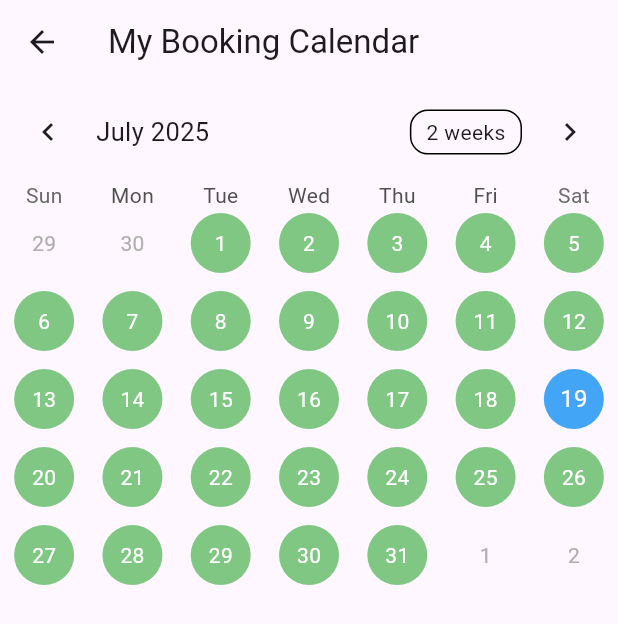
After one commit to JobkWasswa/recess_group4_homeconnect_app, a Flutter app: the ServiceProviderDashboardScreen screen opened by its route, after a tap on "View Calendar", on a phone screen of 412 x 824 dp. The commit adds this screen. Shown: the top 624 px of the screen. Run offline on Flutter 3.47's test engine with Material 3 defaults, Android fonts, the phone set to English and light mode, and no system bars; drawn by our look-alikes of table_calendar; our stand-ins replace cloud_firestore, cloud_functions, firebase_analytics, firebase_auth, firebase_core, firebase_messaging and 7 more; accounts and stored records are empty.

Commit message:
service proviser can view calendar

```diff
--- a/lib/presentation/service_provider/pages/service_provider_dashboard_screen.dart
+++ b/lib/presentation/service_provider/pages/service_provider_dashboard_screen.dart
@@ -5,6 +5,8 @@ import 'package:cloud_firestore/cloud_firestore.dart';
 import 'package:homeconnect/presentation/service_provider/pages/service_provider_savedprofile.dart';
 import 'package:firebase_messaging/firebase_messaging.dart';
 import 'package:homeconnect/presentation/service_provider/pages/view_job_request.dart';
+import 'package:homeconnect/presentation/service_provider/pages/service_provider_view_calendar.dart';
+import 'package:homeconnect/data/models/service_provider_modal.dart';
 
 class ServiceProviderDashboardScreen extends StatefulWidget {
   const ServiceProviderDashboardScreen({super.key});
@@ -16,7 +18,7 @@ class ServiceProviderDashboardScreen extends StatefulWidget {
 
 class _ServiceProviderDashboardScreenState
     extends State<ServiceProviderDashboardScreen> {
-  String providerName = '';
+  ServiceProviderModel? provider;
   bool isLoading = true;
 
   @override
@@ -46,70 +48,45 @@ class _ServiceProviderDashboardScreenState
     try {
       final user = FirebaseAuth.instance.currentUser;
       if (user == null) {
-        // If no user is logged in, default to 'Provider' and stop loading
         setState(() {
-          providerName = 'Provider';
           isLoading = false;
         });
         return;
       }
 
-      String formatNameFromEmail(String email) {
-        final namePart = email.split('@').first;
-        return namePart
-            .replaceAll('.', ' ')
-            .split(' ')
-            .map(
-              (word) =>
-                  word.isNotEmpty
-                      ? '${word[0].toUpperCase()}${word.substring(1)}'
-                      : '',
-            )
-            .join(' ');
-      }
-
-      // Attempt to fetch provider data from Firestore
       final doc =
           await FirebaseFirestore.instance
               .collection('service_providers')
               .doc(user.uid)
               .get();
 
-      String? emailFromFirestore = doc.data()?['email']?.toString();
-      String? nameFromFirestore =
-          doc
-              .data()?['fullName']
-              ?.toString(); // Assuming you store a 'fullName' field
-
-      if (nameFromFirestore != null && nameFromFirestore.isNotEmpty) {
-        // Use the 'fullName' from Firestore if available
+      if (!doc.exists) {
         setState(() {
-          providerName = nameFromFirestore;
           isLoading = false;
         });
-      } else if (emailFromFirestore != null && emailFromFirestore.isNotEmpty) {
-        // If 'fullName' is not available, try to format from the email stored in Firestore
-        setState(() {
-          providerName = formatNameFromEmail(emailFromFirestore);
-          isLoading = false;
-        });
-      } else if (user.email != null) {
-        // Fallback to formatting from the authenticated user's email
-        setState(() {
-          providerName = formatNameFromEmail(user.email!);
-          isLoading = false;
-        });
-      } else {
-        // Last resort: default to 'Provider'
-        setState(() {
-          providerName = 'Provider';
-          isLoading = false;
-        });
+        return;
       }
+
+      final data = doc.data()!;
+      final model = ServiceProviderModel(
+        id: doc.id,
+        name: data['fullName'] ?? '',
+        profilePhoto: data['profilePhoto'],
+        categories: List<String>.from(data['categories'] ?? []),
+        rating: (data['rating'] as num?)?.toDouble() ?? 0.0,
+        reviewCount: data['reviewCount'] ?? 0,
+        distanceKm: (data['distanceKm'] as num?)?.toDouble(),
+        score: (data['score'] as num?)?.toDouble() ?? 0.0,
+        completedJobs: (data['completedJobs'] as int?) ?? 0,
+      );
+
+      setState(() {
+        provider = model;
+        isLoading = false;
+      });
     } catch (e) {
-      print('Error fetching provider name: $e');
+      print('Error fetching provider data: $e');
       setState(() {
-        providerName = 'Provider'; // Fallback in case of any error
         isLoading = false;
       });
     }
@@ -346,7 +323,7 @@ class _ServiceProviderDashboardScreenState
                       style: TextStyle(color: Colors.purple[100], fontSize: 14),
                     ),
                     Text(
-                      providerName,
+                      provider?.name ?? 'Provider',
                       style: const TextStyle(
                         color: Colors.white,
                         fontSize: 20,
@@ -869,10 +846,18 @@ class _ServiceProviderDashboardScreenState
           _buildManagementCard(
             context: context,
             icon: Icons.calendar_month,
-            title: 'Set Calendar',
+            title: 'View Calendar',
             subtitle: 'Manage your working hours and days off.',
             onTap: () {
-              print('good');
+              Navigator.push(
+                context,
+                MaterialPageRoute(
+                  builder:
+                      (context) => ServiceProviderViewCalendarScreen(
+                        provider: provider!,
+                      ),
+                ),
+              );
             },
             colors: const [Color(0xFF22C55E), Color(0xFF16A34A)], // Green
           ),
--- /dev/null
+++ b/lib/presentation/service_provider/pages/service_provider_view_calendar.dart
@@ -0,0 +1,115 @@
+import 'package:flutter/material.dart';
+import 'package:cloud_firestore/cloud_firestore.dart';
+import 'package:table_calendar/table_calendar.dart';
+import 'package:homeconnect/data/models/service_provider_modal.dart';
+
+class ServiceProviderViewCalendarScreen extends StatefulWidget {
+  final ServiceProviderModel provider;
+
+  const ServiceProviderViewCalendarScreen({super.key, required this.provider});
+
+  @override
+  State<ServiceProviderViewCalendarScreen> createState() =>
+      _ServiceProviderViewCalendarScreenState();
+}
+
+class _ServiceProviderViewCalendarScreenState
+    extends State<ServiceProviderViewCalendarScreen> {
+  Set<DateTime> bookedDates = {};
+  DateTime _focusedDay = DateTime.now();
+  bool _isLoading = true;
+
+  @override
+  void initState() {
+    super.initState();
+    fetchBookings();
+  }
+
+  Future<void> fetchBookings() async {
+    try {
+      final snapshot =
+          await FirebaseFirestore.instance
+              .collection('bookings')
+              .where('serviceProviderId', isEqualTo: widget.provider.id)
+              .where('status', isEqualTo: 'confirmed')
+              .get();
+
+      final dates =
+          snapshot.docs
+              .map((doc) => (doc['scheduledDate'] as Timestamp).toDate())
+              .map((date) => DateTime(date.year, date.month, date.day))
+              .toSet();
+
+      setState(() {
+        bookedDates = dates;
+        _isLoading = false;
+      });
+    } catch (e) {
+      print('Error fetching bookings: $e');
+      setState(() => _isLoading = false);
+    }
+  }
+
+  bool _isBooked(DateTime day) {
+    final normalized = DateTime(day.year, day.month, day.day);
+    return bookedDates.contains(normalized);
+  }
+
+  @override
+  Widget build(BuildContext context) {
+    return Scaffold(
+      appBar: AppBar(title: const Text('My Booking Calendar')),
+      body: SafeArea(
+        child: Column(
+          children: [
+            if (_isLoading)
+              const Padding(
+                padding: EdgeInsets.all(16.0),
+                child: LinearProgressIndicator(),
+              ),
+            Expanded(
+              child: TableCalendar(
+                firstDay: DateTime.now().subtract(const Duration(days: 30)),
+                lastDay: DateTime.now().add(const Duration(days: 60)),
+                focusedDay: _focusedDay,
+                calendarStyle: CalendarStyle(
+                  todayDecoration: BoxDecoration(
+                    color: Colors.blue[400],
+                    shape: BoxShape.circle,
+                  ),
+                  defaultDecoration: BoxDecoration(
+                    color: Colors.grey[300],
+                    shape: BoxShape.circle,
+                  ),
+                  weekendDecoration: BoxDecoration(
+                    color: Colors.grey[300],
+                    shape: BoxShape.circle,
+                  ),
+                ),
+                calendarBuilders: CalendarBuilders(
+                  defaultBuilder: (context, day, focusedDay) {
+                    final normalized = DateTime(day.year, day.month, day.day);
+                    final isBooked = bookedDates.contains(normalized);
+
+                    return Container(
+                      margin: const EdgeInsets.all(6),
+                      decoration: BoxDecoration(
+                        shape: BoxShape.circle,
+                        color: isBooked ? Colors.red[400] : Colors.green[300],
+                      ),
+                      alignment: Alignment.center,
+                      child: Text(
+                        '${day.day}',
+                        style: const TextStyle(color: Colors.white),
+                      ),
+                    );
+                  },
+                ),
+              ),
+            ),
+          ],
+        ),
+      ),
+    );
+  }
+}
```
